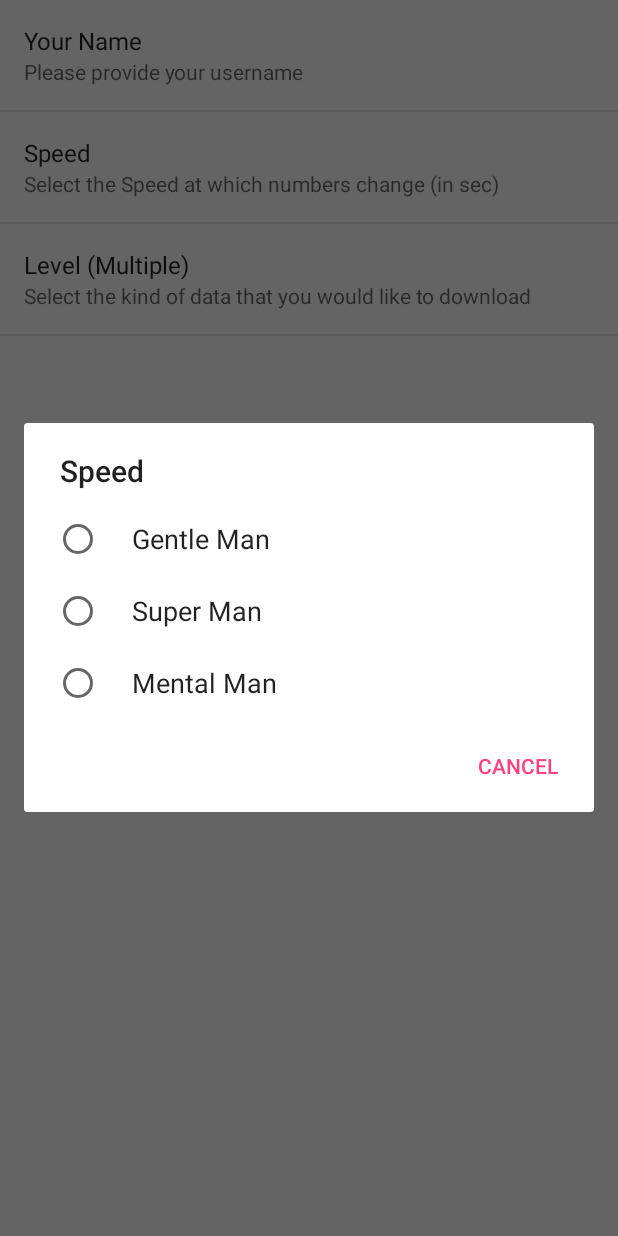
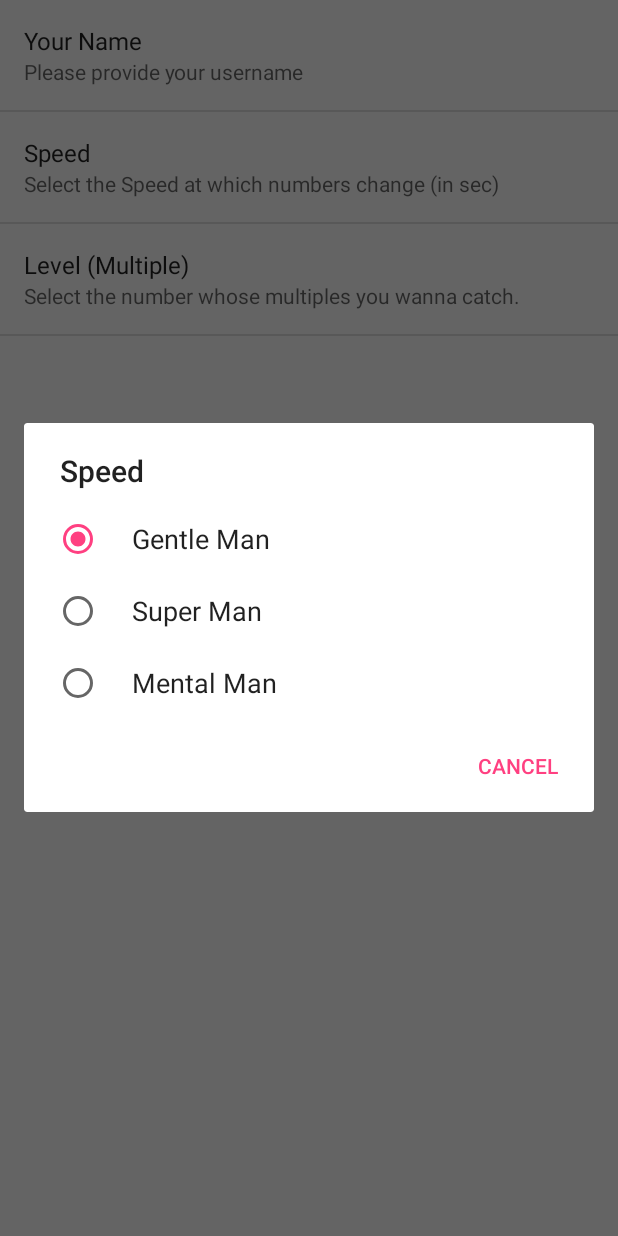
Before and after one commit to srichakradhar/Crazy3, an Android app: the SettingsActivity screen opened directly, with no data from a screen before it, after a tap on "Speed", on a phone screen of 412 x 824 dp. Run offline under Robolectric (Android 15) with nearby library versions, the phone set to English and light mode, and no system bars.

Commit message:
added shared preferences (settings) screen for changing username, level and multiple.

```diff
--- a/app/build.gradle
+++ b/app/build.gradle
@@ -6,7 +6,7 @@ android {
 
     defaultConfig {
         applicationId "com.chukree.thumbsdown"
-        minSdkVersion 11
+        minSdkVersion 10
         targetSdkVersion 23
         versionCode 1
         versionName "1.0"
--- a/app/src/main/res/values/arrays.xml
+++ b/app/src/main/res/values/arrays.xml
@@ -13,4 +13,9 @@
         <item>Super Man</item>
         <item>Mental Man</item>
     </string-array>
+    <string-array name="speedValues">
+        <item>1</item>
+        <item>2</item>
+        <item>3</item>
+    </string-array>
 </resources>
--- a/app/src/main/res/xml/preferences.xml
+++ b/app/src/main/res/xml/preferences.xml
@@ -9,10 +9,10 @@
         android:key="speed"
         android:defaultValue="1"
         android:entries="@array/speeds"
-        android:entryValues="@array/speeds" />
+        android:entryValues="@array/speedValues" />
 
     <ListPreference     android:title="Level (Multiple)"
-        android:summary="Select the kind of data that you would like to download"
+        android:summary="Select the number whose multiples you wanna catch."
         android:key="multiple"
         android:defaultValue="3"
         android:entries="@array/multiples"
```
Also changed, not shown: app/src/main/java/com/chukree/thumbsdown/GameActivity.java (+65 -35 lines), 1 other file.
